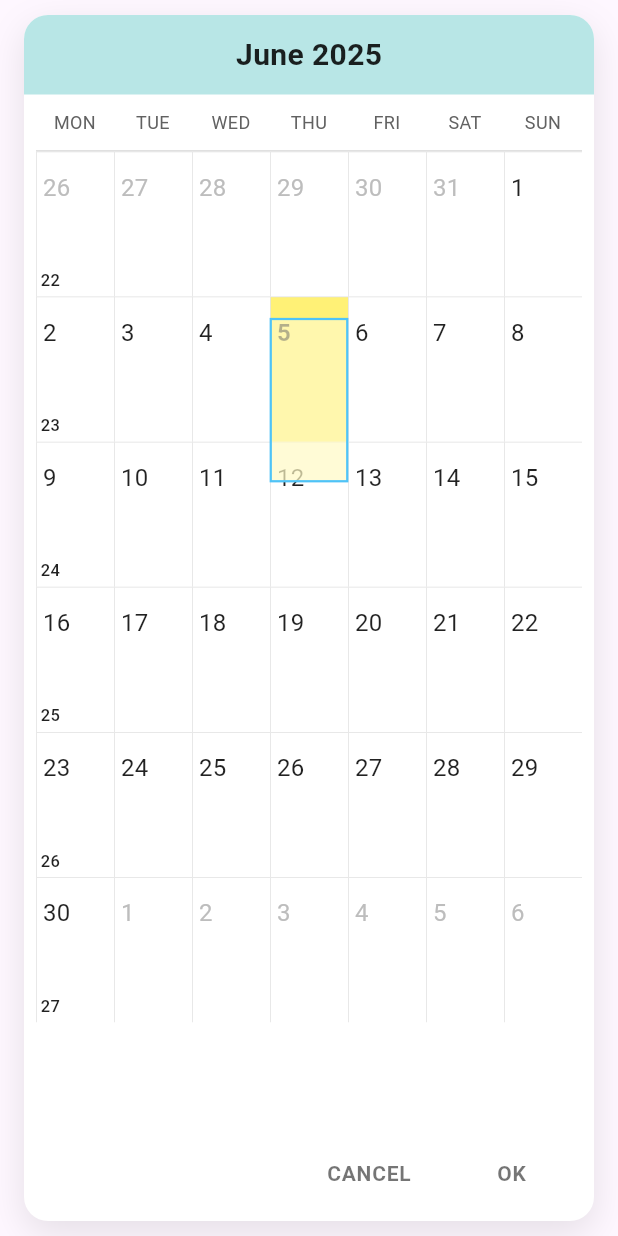
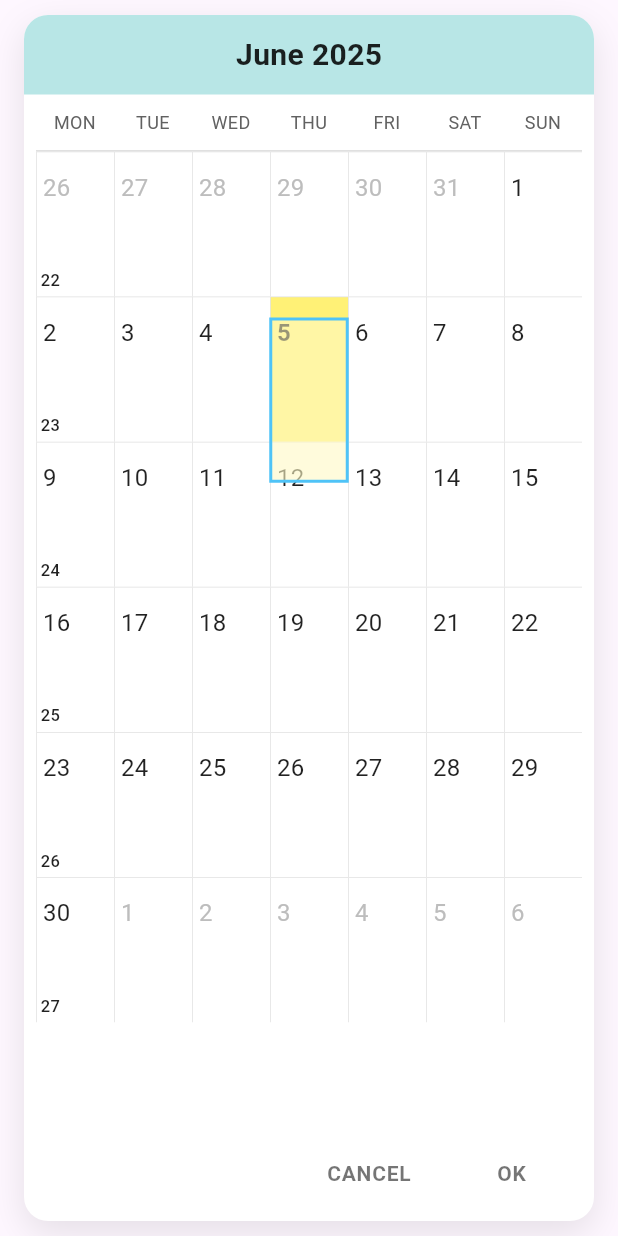
Before and after one commit to auzt/calendar_clean_architecture, a Flutter app: the DatePickerWidget widget shown alone on an empty page, opened directly with empty values, on a phone screen of 412 x 824 dp. Run offline on Flutter 3.47's test engine with Material 3 defaults, Android fonts, the phone set to English and light mode, and no system bars; our stand-ins replace connectivity_plus, dartz, dio, equatable, flutter_bloc, get_it and 4 more; missing offline and left inert: googleapis; accounts and stored records are empty.

```diff
--- a/lib/features/calendar/presentation/widgets/date_picker_widget.dart
+++ b/lib/features/calendar/presentation/widgets/date_picker_widget.dart
@@ -1,5 +1,5 @@
 // lib/features/calendar/presentation/widgets/date_picker_widget.dart
-// FIXED VERSION - Overlay GestureDetector di atas MonthViewWidget untuk auto-close
+// FIXED VERSION - Perbaikan detection tanggal dan border alignment
 
 import 'package:flutter/material.dart';
 import 'package:flutter_bloc/flutter_bloc.dart';
@@ -35,6 +35,8 @@ class _DatePickerWidgetState extends State<DatePickerWidget> {
   late DateTime _selectedDate;
   late DateTime _currentMonth;
   late PageController _pageController;
+  final GlobalKey _monthViewKey =
+      GlobalKey(); // ✅ Key untuk get actual position
 
   @override
   void initState() {
@@ -79,72 +81,8 @@ class _DatePickerWidgetState extends State<DatePickerWidget> {
     }
   }
 
-  // ✅ Calculate which date was tapped based on position
-  DateTime? _getDateFromPosition(Offset localPosition, Size size) {
-    try {
-      // MonthViewWidget structure:
-      // - Weekday headers (height: ~40px)
-      // - Grid 6x7 (remaining height)
-
-      const weekdayHeaderHeight = 40.0; // Approximate header height
-
-      // Check if tap is in grid area (not header)
-      if (localPosition.dy <= weekdayHeaderHeight) return null;
-
-      // Calculate grid position
-      final gridY = localPosition.dy - weekdayHeaderHeight;
-      final gridHeight = size.height - weekdayHeaderHeight;
-
-      final cellWidth = size.width / 7;
-      final cellHeight = gridHeight / 6;
-
-      final col = (localPosition.dx / cellWidth).floor();
-      final row = (gridY / cellHeight).floor();
-
-      // Validate bounds
-      if (col < 0 || col >= 7 || row < 0 || row >= 6) return null;
-
-      // Calculate date index (0-41)
-      final index = row * 7 + col;
-
-      // Calculate actual date
-      final firstDayOfMonth =
-          DateTime(_currentMonth.year, _currentMonth.month, 1);
-      final firstWeekdayOffset = (firstDayOfMonth.weekday + 6) % 7;
-      final startDate =
-          firstDayOfMonth.subtract(Duration(days: firstWeekdayOffset));
-      final selectedDate = startDate.add(Duration(days: index));
-
-      print(
-          '🎯 Tap at: ${localPosition.dx.toInt()}, ${localPosition.dy.toInt()}');
-      print('📱 Grid: col=$col, row=$row, index=$index');
-      print('📅 Date: ${selectedDate.day}/${selectedDate.month}');
-
-      return selectedDate;
-    } catch (e) {
-      print('❌ Error calculating date from position: $e');
-      return null;
-    }
-  }
-
   void _onDateTap(DateTime date) {
-    // ✅ Validasi tidak bisa pilih tanggal sebelum hari ini
-    final today = DateTime.now();
-    final todayStart = DateTime(today.year, today.month, today.day);
-    final selectedStart = DateTime(date.year, date.month, date.day);
-
-    if (selectedStart.isBefore(todayStart)) {
-      return; // Jangan lakukan apa-apa jika tanggal sebelum hari ini
-    }
-
-    // Cek apakah tanggal dalam range yang diizinkan
-    if (widget.minDate != null && date.isBefore(widget.minDate!)) {
-      return;
-    }
-
-    if (widget.maxDate != null && date.isAfter(widget.maxDate!)) {
-      return;
-    }
+    // ✅ BIARKAN SEMUA TANGGAL BISA DIPILIH - hapus semua validasi
 
     setState(() {
       _selectedDate = date;
@@ -244,53 +182,31 @@ class _DatePickerWidgetState extends State<DatePickerWidget> {
   Widget _buildMonthViewWithOverlay(DateTime month) {
     return Stack(
       children: [
-        // ✅ MonthViewWidget ASLI (tampilan sama persis)
+        // ✅ MonthViewWidget ASLI dengan key untuk positioning reference
         MonthViewWidget(
+          key: _monthViewKey,
           month: month,
-          onDateTap: (_) {}, // Empty callback - akan di-override oleh overlay
+          onDateTap: (DateTime tappedDate) {
+            print(
+                '🎯 MonthViewWidget callback: ${tappedDate.day}/${tappedDate.month}/${tappedDate.year}');
+            _onDateTap(tappedDate);
+          },
           onDateLongPress: null,
+          showEventPreview: false, // MATIKAN event preview
         ),
 
-        // ✅ Transparent overlay untuk intercept taps
-        Positioned.fill(
-          child: LayoutBuilder(
-            builder: (context, constraints) {
-              return GestureDetector(
-                behavior:
-                    HitTestBehavior.translucent, // Penting untuk detect taps
-                onTapDown: (details) {
-                  // Calculate which date was tapped using LayoutBuilder size
-                  final date = _getDateFromPosition(
-                      details.localPosition, constraints.biggest);
-                  if (date != null) {
-                    print(
-                        '🎯 Tapped date: ${date.day}/${date.month}/${date.year}');
-                    _onDateTap(date);
-                  } else {
-                    print('❌ No valid date found for tap position');
-                  }
-                },
-                child: Container(
-                  color: Colors.transparent, // Transparent overlay
-                  width: double.infinity,
-                  height: double.infinity,
-                ),
-              );
-            },
-          ),
-        ),
-
-        // ✅ Selection overlay untuk highlight tanggal terpilih
-        _buildSelectionOverlay(),
+        // ✅ SIMPLIFIED selection overlay - tidak menghitung manual
+        _buildSimplifiedSelectionOverlay(),
       ],
     );
   }
 
-  Widget _buildSelectionOverlay() {
+  // ✅ SIMPLIFIED selection overlay - gunakan approximation yang lebih sederhana
+  Widget _buildSimplifiedSelectionOverlay() {
     return Positioned.fill(
       child: IgnorePointer(
         child: CustomPaint(
-          painter: CleanSelectionPainter(
+          painter: SimplifiedSelectionPainter(
             month: _currentMonth,
             selectedDate: _selectedDate,
           ),
@@ -343,6 +259,12 @@ class _DatePickerWidgetState extends State<DatePickerWidget> {
     );
   }
 
+  bool _isDateDisabled(DateTime date) {
+    if (widget.minDate != null && date.isBefore(widget.minDate!)) return true;
+    if (widget.maxDate != null && date.isAfter(widget.maxDate!)) return true;
+    return false;
+  }
+
   String _getMonthName(int month) {
     const months = [
       '',
@@ -363,18 +285,28 @@ class _DatePickerWidgetState extends State<DatePickerWidget> {
   }
 }
 
-// ✅ SELECTION PAINTER untuk highlight tanggal yang dipilih
-class CleanSelectionPainter extends CustomPainter {
+// ✅ SIMPLIFIED: Selection painter yang menggunakan empirical adjustment
+class SimplifiedSelectionPainter extends CustomPainter {
   final DateTime month;
   final DateTime selectedDate;
 
-  const CleanSelectionPainter({
+  const SimplifiedSelectionPainter({
     required this.month,
     required this.selectedDate,
   });
 
   @override
   void paint(Canvas canvas, Size size) {
+    // ✅ EMPIRICAL approach - berdasarkan debug output yang sudah kita lihat
+    // Debug output: Widget size: 312 x 487, Cell rect: 222, 338, 44, 74
+    // Tapi visual tidak sesuai, berarti ada offset yang perlu diadjust
+
+    const weekdayHeaderHeight = 40.0;
+    final gridAvailableHeight = size.height - weekdayHeaderHeight;
+    final cellWidth = size.width / 7.0;
+    final cellHeight = gridAvailableHeight / 6.0;
+
+    // Find selected date index
     final firstDayOfMonth = DateTime(month.year, month.month, 1);
     final firstWeekdayOffset = (firstDayOfMonth.weekday + 6) % 7;
     final startDate =
@@ -391,39 +323,47 @@ class CleanSelectionPainter extends CustomPainter {
 
     if (selectedIndex == null) return;
 
-    // ✅ Use same calculation as tap detection
-    const weekdayHeaderHeight = 40.0;
-    final gridHeight = size.height - weekdayHeaderHeight;
-    final cellWidth = size.width / 7;
-    final cellHeight = gridHeight / 6;
-
     final row = selectedIndex ~/ 7;
     final col = selectedIndex % 7;
 
+    // ✅ EMPIRICAL ADJUSTMENT - add small offsets to match actual MonthViewWidget
+    // MonthViewWidget mungkin punya padding/margin internal yang tidak kita perhitungkan
+
+    final adjustedCellWidth = cellWidth - 1.0; // Slight width adjustment
+    final adjustedCellHeight = cellHeight - 1.0; // Slight height adjustment
+    final leftOffset = 0.5; // Small left offset
+    final topOffset = 0.5; // Small top offset
+
     final cellRect = Rect.fromLTWH(
-      col * cellWidth,
-      weekdayHeaderHeight + row * cellHeight,
-      cellWidth,
-      cellHeight,
+      col * cellWidth + leftOffset,
+      weekdayHeaderHeight + row * cellHeight + topOffset,
+      adjustedCellWidth,
+      adjustedCellHeight,
     );
 
-    // ✅ Background kuning muda untuk selected tapi lebih transparan
+    print('🎨 Simplified Selection Painter:');
+    print('   Widget size: ${size.width.toInt()} x ${size.height.toInt()}');
+    print(
+        '   Cell: ${cellWidth.toStringAsFixed(1)} x ${cellHeight.toStringAsFixed(1)}');
+    print(
+        '   Selected: ${selectedDate.day}/${selectedDate.month} at col=$col, row=$row');
+    print(
+        '   Adjusted rect: ${cellRect.left.toInt()}, ${cellRect.top.toInt()}, ${cellRect.width.toInt()}, ${cellRect.height.toInt()}');
+
+    // ✅ Background highlight - lebih subtle
     final highlightPaint = Paint()
-      ..color = const Color(0xFFFFF9C4).withOpacity(0.7)
+      ..color = const Color(0xFFFFF9C4).withOpacity(0.6)
       ..style = PaintingStyle.fill;
 
     canvas.drawRect(cellRect, highlightPaint);
 
-    // ✅ Border biru muda tapi lebih tipis
+    // ✅ Border - thicker dan lebih visible
     final borderPaint = Paint()
       ..color = const Color(0xFF4FC3F7)
       ..style = PaintingStyle.stroke
-      ..strokeWidth = 1.5;
+      ..strokeWidth = 2.0;
 
-    canvas.drawRect(
-      cellRect.deflate(0.5), // ✅ Deflate lebih kecil untuk border yang pas
-      borderPaint,
-    );
+    canvas.drawRect(cellRect, borderPaint);
   }
 
   @override
```
